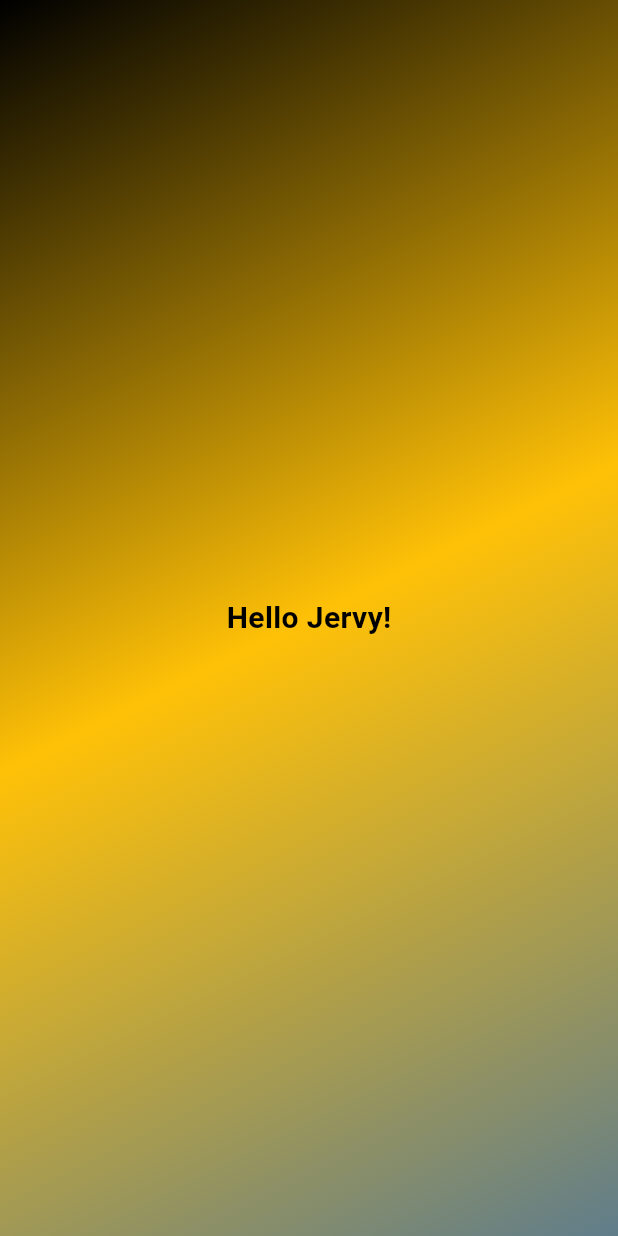
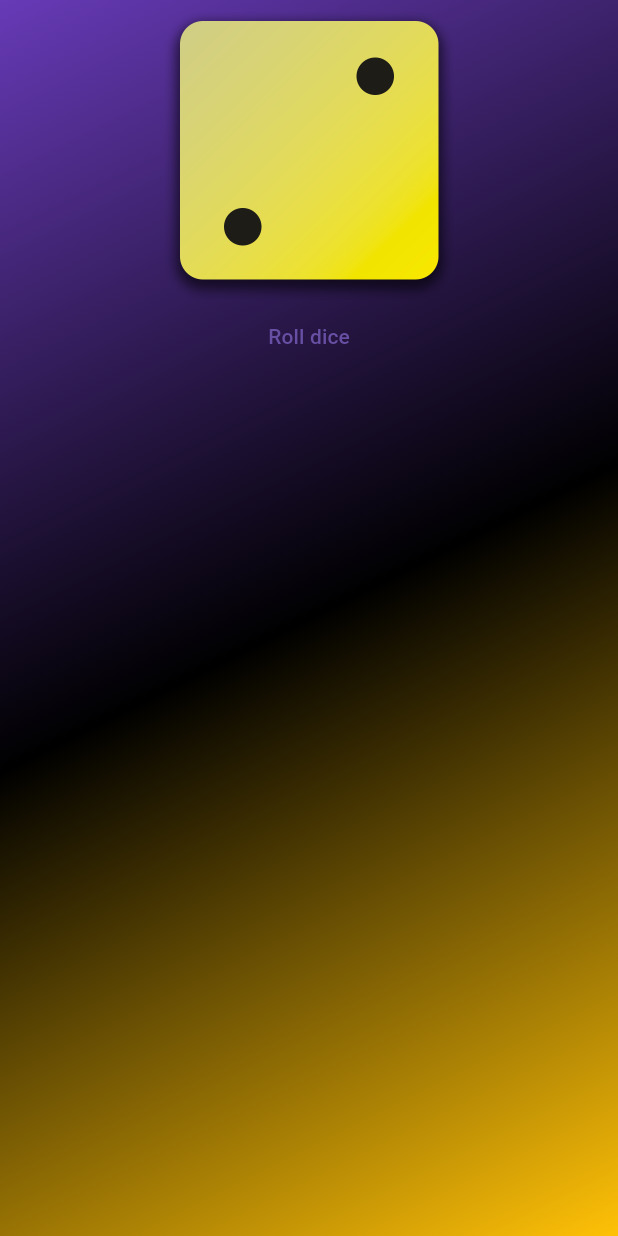
Before and after one commit to jervygu/flutter_first_app, a Flutter app: the screen it shows after launch, on a phone screen of 412 x 824 dp. Run offline on Flutter 3.47's test engine with Material 3 defaults, Android fonts, the phone set to English and light mode, and no system bars.

Commit message:
### Flutter Course
* Added assets images, separate function rollDice

```diff
--- a/first_app/lib/gradient_container.dart
+++ b/first_app/lib/gradient_container.dart
@@ -8,7 +8,14 @@ class GradientContainer extends StatelessWidget {
   // initialization work
   const GradientContainer({super.key, required this.colors});
 
+  // alternative constructor function sample
+  // const GradientContainer.puple({super.key})
+  //     : colors.first = Colors.deepPurple,
+  //       colors.last = Colors.black;
+
   final List<Color> colors;
+
+  void rollDice() {}
 
   @override
   Widget build(context) {
@@ -20,8 +27,27 @@ class GradientContainer extends StatelessWidget {
           end: endAlignment,
         ),
       ),
-      child: const Center(
-        child: StyledText('Hello Jervy!'),
+      child: Center(
+        child: Column(
+          children: [
+            Image.asset(
+              'assets/images/dice-2.png',
+              width: 200,
+            ),
+            // ElevatedButton(
+            //   onPressed: () {},
+            //   child: const Text('Roll dice'),
+            // ),
+            // OutlinedButton(
+            //   onPressed: () {},
+            //   child: const Text('Roll dice'),
+            // )
+            TextButton(
+              onPressed: rollDice,
+              child: const Text('Roll dice'),
+            ),
+          ],
+        ),
       ),
     );
   }
--- a/first_app/lib/main.dart
+++ b/first_app/lib/main.dart
@@ -8,7 +8,7 @@ void main() {
       home: Scaffold(
         backgroundColor: Colors.deepPurple,
         body: GradientContainer(
-          colors: [Colors.black, Colors.amber, Colors.blueGrey],
+          colors: [Colors.deepPurple, Colors.black, Colors.amber],
         ),
       ),
     ),
```
Also changed, not shown: first_app/pubspec.yaml (+7 -1 lines), first_app/assets/images/dice-1.png (added), first_app/assets/images/dice-2.png (added), first_app/assets/images/dice-3.png (added), first_app/assets/images/dice-4.png (added), first_app/assets/images/dice-5.png (added), first_app/assets/images/dice-6.png (added).
